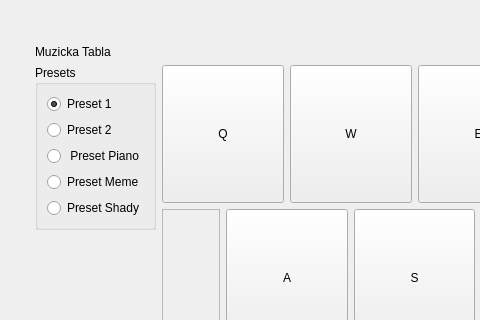
First picture: the form in src/mainwindow.ui, repository goldengun1/Music_Board, before the edit; both pictures show x 0 to 480 and y 0 to 320 of the 950 by 600 pixel window.
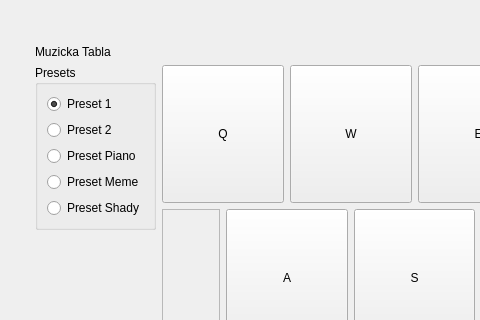
Second picture: the form after the edit. Icons and pictures are not drawn. Custom widgets are drawn as their Qt base class.

Diff of the .ui file:
```diff
--- a/src/mainwindow.ui
+++ b/src/mainwindow.ui
@@ -79,7 +79,7 @@
         <item>
          <widget class="QRadioButton" name="radioPreset3">
           <property name="text">
-           <string> Preset Piano</string>
+           <string>Preset Piano</string>
           </property>
          </widget>
         </item>
```
